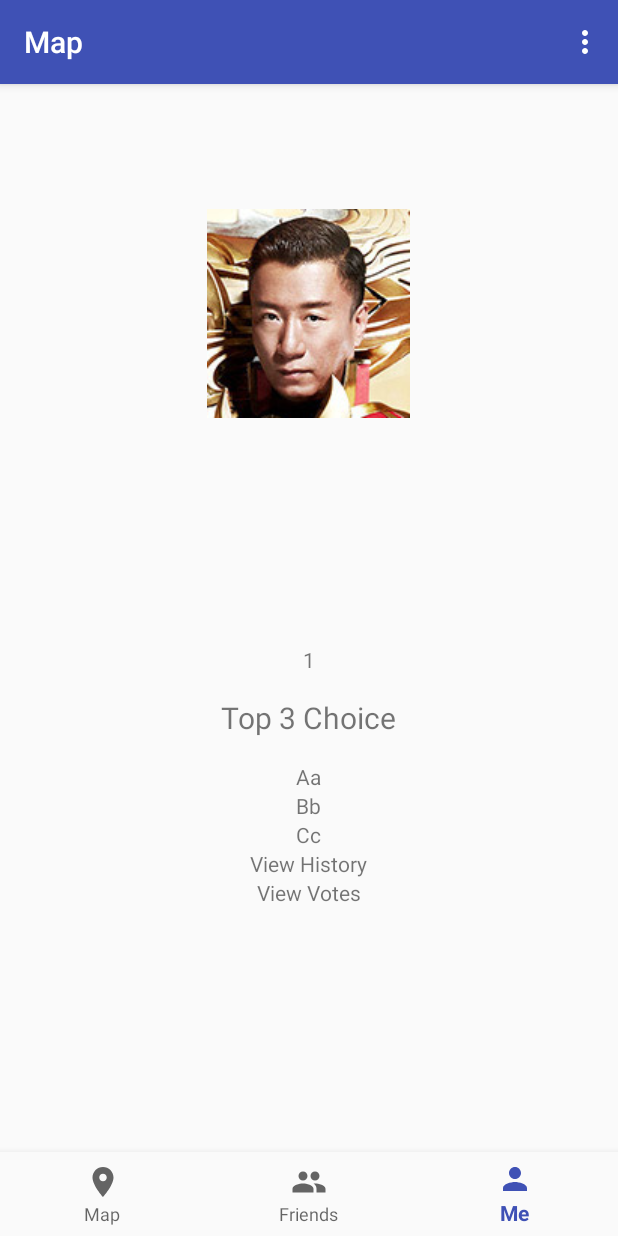
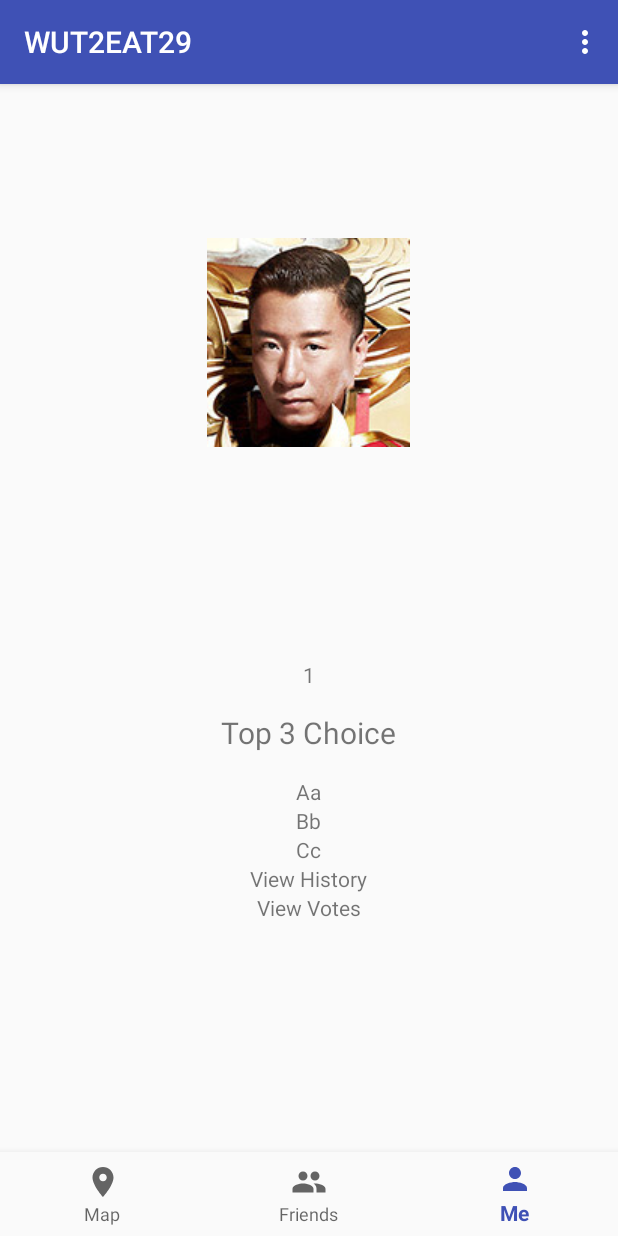
Before and after one commit to LlGOuDaN/WUT2EAT29, an Android app: the screen it shows after launch (MapsActivity), item 3 of the bottom bar chosen, on a phone screen of 412 x 824 dp. Run offline under Robolectric (Android 15) with nearby library versions, the phone set to English and light mode, and no system bars.

```diff
--- a/Project/app/src/main/AndroidManifest.xml
+++ b/Project/app/src/main/AndroidManifest.xml
@@ -22,7 +22,7 @@
 
         <activity
             android:name=".Activity.MapsActivity"
-            android:label="@string/title_activity_maps">
+            android:label="@string/title">
             <intent-filter>
                 <action android:name="android.intent.action.MAIN" />
 
--- a/Project/app/src/main/java/com/example/l8411/wut2eat29/Activity/MapsActivity.java
+++ b/Project/app/src/main/java/com/example/l8411/wut2eat29/Activity/MapsActivity.java
@@ -12,12 +12,16 @@ import android.support.v4.app.ActivityCompat;
 import android.support.v4.app.Fragment;
 import android.support.v4.app.FragmentActivity;
 import android.support.v4.app.FragmentManager;
+import android.support.v4.view.PagerAdapter;
+import android.support.v4.view.ViewPager;
 import android.support.v7.app.AppCompatActivity;
 import android.support.v7.widget.Toolbar;
 import android.util.Log;
 import android.view.Menu;
 import android.view.MenuItem;
+import android.view.ViewParent;
 
+import com.example.l8411.wut2eat29.Adapter.NavigationPagerAdapter;
 import com.example.l8411.wut2eat29.Fragment.FriendListFragment;
 import com.example.l8411.wut2eat29.Fragment.ProfileFragment;
 import com.example.l8411.wut2eat29.Model.UserProfile;
@@ -38,6 +42,8 @@ public class MapsActivity extends AppCompatActivity implements OnMapReadyCallbac
     private SupportMapFragment mMapFragment;
     private ProfileFragment mProfileFragmet;
     private Fragment mFriendFragment;
+    private NavigationPagerAdapter navigationPagerAdapter;
+    private ViewPager viewPager;
 
 
     @Override
@@ -45,15 +51,18 @@ public class MapsActivity extends AppCompatActivity implements OnMapReadyCallbac
         super.onCreate(savedInstanceState);
         setContentView(R.layout.activity_maps);
         fragmentManager = getSupportFragmentManager();
+        navigationPagerAdapter = new NavigationPagerAdapter(fragmentManager);
+        viewPager = this.findViewById(R.id.container);
+        viewPager.setAdapter(navigationPagerAdapter);
 
-        // Obtain the SupportMapFragment and get notified when the map is ready to be used.
-        mMapFragment = SupportMapFragment.newInstance();
+
         if (ActivityCompat.checkSelfPermission(this, Manifest.permission.ACCESS_FINE_LOCATION) != PackageManager.PERMISSION_GRANTED && ActivityCompat.checkSelfPermission(this, Manifest.permission.ACCESS_COARSE_LOCATION) != PackageManager.PERMISSION_GRANTED) {
             ActivityCompat.requestPermissions(MapsActivity.this,
                     new String[]{Manifest.permission.ACCESS_FINE_LOCATION},
                     1);
+
         } else {
-            fragmentManager.beginTransaction().add(R.id.container, mMapFragment).commit();
+            mMapFragment = (SupportMapFragment) navigationPagerAdapter.getItem(0);
             mMapFragment.getMapAsync(this);
         }
 
@@ -74,22 +83,26 @@ public class MapsActivity extends AppCompatActivity implements OnMapReadyCallbac
         @Override
         public boolean onNavigationItemSelected(@NonNull MenuItem item) {
             switch (item.getItemId()) {
-                case R.id.navigation_home:
-                    fragmentManager.beginTransaction().replace(R.id.container, mMapFragment).commit();
+                case R.id.navigation_map:
+                    mMapFragment = (SupportMapFragment) navigationPagerAdapter.getItem(0);
                     mMapFragment.getMapAsync(MapsActivity.this);
+                    viewPager.setCurrentItem(0);
+//                    mMapFragment.getMapAsync(MapsActivity.this);
                     return true;
-                case R.id.navigation_dashboard:
+                case R.id.navigation_friend:
                     //This part is just for test my learning of switching fragments
                     //mMapFragment2 = SupportMapFragment.newInstance();
-                    mFriendFragment = new FriendListFragment();
-                    fragmentManager.beginTransaction().replace(R.id.container, mFriendFragment).commit();
+//                    mFriendFragment = new FriendListFragment();
+//                    fragmentManager.beginTransaction().replace(R.id.container, mFriendFragment).commit();
                     //justforfun = false;
                     //mMapFragment2.getMapAsync(MapsActivity.this);
+                    viewPager.setCurrentItem(1);
                     return true;
-                case R.id.navigation_notifications:
-                    String[] top3 = {"Aa", "Bb", "Cc"};
-                    mProfileFragmet = mProfileFragmet.newInstance(new UserProfile(001,top3, new ArrayList<String>(), new ArrayList<String>()));
-                    fragmentManager.beginTransaction().replace(R.id.container,mProfileFragmet).commit();
+                case R.id.navigation_profile:
+//                    String[] top3 = {"Aa", "Bb", "Cc"};
+//                    mProfileFragmet = mProfileFragmet.newInstance(new UserProfile(001,top3, new ArrayList<String>(), new ArrayList<String>()));
+//                    fragmentManager.beginTransaction().replace(R.id.container,mProfileFragmet).commit();
+                    viewPager.setCurrentItem(2);
                     return true;
             }
             return false;
@@ -167,4 +180,18 @@ public class MapsActivity extends AppCompatActivity implements OnMapReadyCallbac
         }
         return super.onOptionsItemSelected(item);
     }
+
+    @Override
+    public void onRequestPermissionsResult(int requestCode, @NonNull String[] permissions, @NonNull int[] grantResults) {
+
+        if(requestCode == 1){
+            if(grantResults.length > 0 && grantResults[0] == PackageManager.PERMISSION_GRANTED){
+                mMapFragment = (SupportMapFragment) navigationPagerAdapter.getItem(0);
+                mMapFragment.getMapAsync(this);
+            }else{
+                finish();
+                System.exit(0);
+            }
+        }
+    }
 }
--- /dev/null
+++ b/Project/app/src/main/java/com/example/l8411/wut2eat29/Adapter/NavigationPagerAdapter.java
@@ -0,0 +1,44 @@
+package com.example.l8411.wut2eat29.Adapter;
+
+
+import android.support.v4.app.Fragment;
+import android.support.v4.app.FragmentManager;
+import android.support.v4.app.FragmentPagerAdapter;
+
+
+import com.example.l8411.wut2eat29.Fragment.FriendListFragment;
+import com.example.l8411.wut2eat29.Fragment.ProfileFragment;
+import com.example.l8411.wut2eat29.Model.UserProfile;
+import com.google.android.gms.maps.SupportMapFragment;
+
+import java.util.ArrayList;
+import java.util.List;
+
+/**
+ * Created by l8411 on 4/14/2018.
+ */
+
+public class NavigationPagerAdapter extends FragmentPagerAdapter {
+    private List<Fragment> mList;
+
+    public NavigationPagerAdapter(FragmentManager fm) {
+        super(fm);
+        mList = new ArrayList<>();
+        mList.add(SupportMapFragment.newInstance());
+        mList.add(FriendListFragment.newInstance());
+        String[] top3 = {"Aa", "Bb", "Cc"};
+        mList.add(ProfileFragment.newInstance(new UserProfile(001,top3, new ArrayList<String>(), new ArrayList<String>())));
+    }
+
+
+    @Override
+    public int getCount() {
+        return mList.size();
+    }
+
+    @Override
+    public Fragment getItem(int position) {
+        return mList.get(position);
+    }
+
+}
--- a/Project/app/src/main/res/layout/activity_maps.xml
+++ b/Project/app/src/main/res/layout/activity_maps.xml
@@ -1,10 +1,23 @@
 <?xml version="1.0" encoding="utf-8"?>
-<RelativeLayout xmlns:android="http://schemas.android.com/apk/res/android"
+<android.support.design.widget.CoordinatorLayout xmlns:android="http://schemas.android.com/apk/res/android"
 xmlns:app="http://schemas.android.com/apk/res-auto"
 xmlns:tools="http://schemas.android.com/tools"
-android:id="@+id/container"
 android:layout_width="match_parent"
 android:layout_height="match_parent">
+
+
+    <android.support.v4.view.ViewPager
+        android:id="@+id/container"
+        android:layout_width="match_parent"
+        android:layout_height="match_parent"
+        app:layout_behavior="@string/appbar_scrolling_view_behavior" >
+
+        <android.support.v4.view.PagerTitleStrip
+            android:id="@+id/pager_title_strip"
+            android:layout_width="match_parent"
+            android:layout_height="wrap_content"
+            />
+    </android.support.v4.view.ViewPager>
 
 
     <android.support.design.widget.BottomNavigationView
@@ -14,11 +27,9 @@ android:layout_height="match_parent">
         android:layout_alignParentBottom="true"
         android:layout_alignParentStart="true"
         android:background="?android:attr/windowBackground"
-        app:layout_constraintBottom_toBottomOf="parent"
-        app:layout_constraintLeft_toLeftOf="parent"
-        app:layout_constraintRight_toRightOf="parent"
+        android:layout_gravity="bottom"
         app:menu="@menu/navigation" />
 
 
 
-</RelativeLayout>
+</android.support.design.widget.CoordinatorLayout>
--- a/Project/app/src/main/res/menu/navigation.xml
+++ b/Project/app/src/main/res/menu/navigation.xml
@@ -2,17 +2,17 @@
 <menu xmlns:android="http://schemas.android.com/apk/res/android">
 
     <item
-        android:id="@+id/navigation_home"
+        android:id="@+id/navigation_map"
         android:icon="@drawable/ic_place_black_24dp"
         android:title="@string/map" />
 
     <item
-        android:id="@+id/navigation_dashboard"
+        android:id="@+id/navigation_friend"
         android:icon="@drawable/ic_people_black_24dp"
         android:title="@string/friends" />
 
     <item
-        android:id="@+id/navigation_notifications"
+        android:id="@+id/navigation_profile"
         android:icon="@drawable/ic_person_black_24dp"
         android:title="@string/me" />
 
--- a/Project/app/src/main/res/values/strings.xml
+++ b/Project/app/src/main/res/values/strings.xml
@@ -21,4 +21,5 @@
     <string name="c">C</string>
     <string name="view_history">View History</string>
     <string name="view_votes">View Votes</string>
+    <string name="title">WUT2EAT29</string>
 </resources>
```
